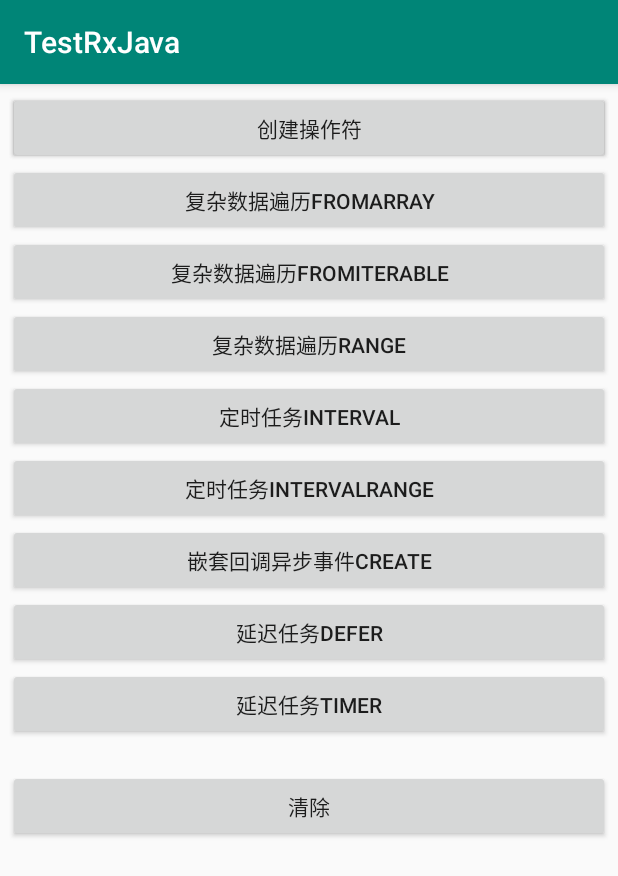
After one commit to zzyycobra1234/TryRxJava, an Android app: the fragment CreateOperatorFragment placed in its activity, on a phone screen of 412 x 824 dp. The commit adds this screen. Shown: the top 876 px of the screen. Run offline under Robolectric (Android 15) with nearby library versions, the phone set to English and light mode, and no system bars; libraries missing offline, so code that uses them is left out: com.jakewharton.rxbinding3; 1 statement that could not run was skipped.

Commit message:
增加Ui

```diff
--- a/app/src/main/java/per/zkingcobra/demo/testrxjava/MainActivity.kt
+++ b/app/src/main/java/per/zkingcobra/demo/testrxjava/MainActivity.kt
@@ -2,17 +2,35 @@ package per.zkingcobra.demo.testrxjava
 
 import androidx.appcompat.app.AppCompatActivity
 import android.os.Bundle
-import io.reactivex.subjects.PublishSubject
+import android.util.Log
+import per.zkingcobra.demo.testrxjava.R.layout
 
 class MainActivity : AppCompatActivity() {
 
-
-    val subject= PublishSubject.create<String>()
+    override fun onCreate(savedInstanceState: Bundle?) {
+        super.onCreate(savedInstanceState)
+        setContentView(layout.activity_main)
 
 
-    override fun onCreate(savedInstanceState: Bundle?) {
-        super.onCreate(savedInstanceState)
-        setContentView(R.layout.activity_main)
+        Log.e("TAG", "supportFragmentManager.fragments " + supportFragmentManager.fragments.size)
 
+        var mainFragment = supportFragmentManager.findFragmentById(android.R.id.content)
+
+        if (mainFragment == null) {
+            mainFragment = MainFragment.newInstance()
+            UIUtils.addFragmentToActivity(supportFragmentManager, mainFragment)
+        }
+
+        Log.e("TAG", "supportFragmentManager.fragments " + supportFragmentManager.fragments.size)
+    }
+
+    override fun onBackPressed() {
+
+        val size = supportFragmentManager.fragments.size
+        val transaction = supportFragmentManager.beginTransaction()
+        if (size > 1) {
+            transaction.remove(supportFragmentManager.fragments[size - 1])
+            transaction.commit()
+        } else super.onBackPressed()
     }
 }
--- /dev/null
+++ b/app/src/main/java/per/zkingcobra/demo/testrxjava/MainFragment.kt
@@ -0,0 +1,34 @@
+package per.zkingcobra.demo.testrxjava
+
+import com.jakewharton.rxbinding3.view.clicks
+import kotlinx.android.synthetic.main.fragment_main.*
+import per.zkingcobra.demo.testrxjava.base.BaseFragment
+import per.zkingcobra.demo.testrxjava.createOperator.CreateOperatorFragment
+
+class MainFragment : BaseFragment() {
+
+    override fun layoutId(): Int = R.layout.fragment_main
+
+    override fun initData() {
+
+
+        createOperatorButton.clicks().doOnNext {
+            UIUtils.addFragmentToActivity(
+                activity!!.supportFragmentManager,
+                CreateOperatorFragment.newInstance()
+            )
+        }.subscribe()
+
+
+
+
+
+    }
+
+    companion object {
+
+        fun newInstance(): MainFragment {
+            return MainFragment()
+        }
+    }
+}
--- /dev/null
+++ b/app/src/main/java/per/zkingcobra/demo/testrxjava/UIUtils.kt
@@ -0,0 +1,28 @@
+package per.zkingcobra.demo.testrxjava
+
+import androidx.fragment.app.Fragment
+import androidx.fragment.app.FragmentManager
+
+object UIUtils {
+
+    /**
+     * The `fragment` is added to the container view with id `frameId`. The operation is
+     * performed by the `fragmentManager`.
+     */
+    fun addFragmentToActivity(fragmentManager: FragmentManager, fragment: Fragment) {
+        val transaction = fragmentManager.beginTransaction()
+        transaction.add(android.R.id.content, fragment)
+        transaction.commit()
+    }
+
+    fun replaceFragmentToFragment(fragmentManager: FragmentManager, fragment: Fragment) {
+        val transaction = fragmentManager.beginTransaction()
+        transaction.replace(android.R.id.content, fragment)
+        transaction.commit()
+    }
+
+    fun removeFragment(fragmentManager: FragmentManager) {
+        val size = fragmentManager.fragments.size
+        if (size > 0) fragmentManager.beginTransaction().remove(fragmentManager.fragments[size - 1])
+    }
+}
--- /dev/null
+++ b/app/src/main/java/per/zkingcobra/demo/testrxjava/base/BaseFragment.kt
@@ -0,0 +1,28 @@
+package per.zkingcobra.demo.testrxjava.base
+
+import android.os.Bundle
+import android.view.LayoutInflater
+import android.view.View
+import android.view.ViewGroup
+import androidx.fragment.app.Fragment
+
+abstract class BaseFragment :Fragment(){
+    protected var mRootView: View? = null
+
+
+    override fun onCreateView(inflater: LayoutInflater, container: ViewGroup?, savedInstanceState: Bundle?): View? {
+        mRootView = inflater.inflate(layoutId(), container, false)
+        return mRootView
+    }
+
+    override fun onActivityCreated(savedInstanceState: Bundle?) {
+        super.onActivityCreated(savedInstanceState)
+        initData()
+    }
+
+    abstract fun initData()
+
+    abstract fun layoutId(): Int
+
+
+}
--- /dev/null
+++ b/app/src/main/java/per/zkingcobra/demo/testrxjava/createOperator/CreateOperatorFragment.kt
@@ -0,0 +1,26 @@
+package per.zkingcobra.demo.testrxjava.createOperator
+
+import android.util.Log
+import per.zkingcobra.demo.testrxjava.MainFragment
+import per.zkingcobra.demo.testrxjava.R
+import per.zkingcobra.demo.testrxjava.base.BaseFragment
+
+class CreateOperatorFragment : BaseFragment() {
+
+
+    override fun layoutId(): Int = R.layout.fragment_create_operator
+
+
+
+    override fun initData() {
+
+    }
+
+    companion object {
+
+        fun newInstance(): CreateOperatorFragment {
+            return CreateOperatorFragment()
+        }
+    }
+
+}
--- a/app/src/main/res/layout/activity_main.xml
+++ b/app/src/main/res/layout/activity_main.xml
@@ -1,21 +1,12 @@
 <?xml version="1.0" encoding="utf-8"?>
-<LinearLayout
-    xmlns:android="http://schemas.android.com/apk/res/android"
-    xmlns:app="http://schemas.android.com/apk/res-auto"
+<FrameLayout xmlns:android="http://schemas.android.com/apk/res/android"
     xmlns:tools="http://schemas.android.com/tools"
+    android:id="@+id/contentFrameLayout"
     android:layout_width="match_parent"
     android:layout_height="match_parent"
-    tools:context=".MainActivity"
     >
 
-  <TextView
-      android:layout_width="wrap_content"
-      android:layout_height="wrap_content"
-      android:text="Hello World!"
-      app:layout_constraintBottom_toBottomOf="parent"
-      app:layout_constraintLeft_toLeftOf="parent"
-      app:layout_constraintRight_toRightOf="parent"
-      app:layout_constraintTop_toTopOf="parent"
-      />
 
-</LinearLayout>
+
+
+</FrameLayout>
--- /dev/null
+++ b/app/src/main/res/layout/fragment_create_operator.xml
@@ -0,0 +1,89 @@
+<?xml version="1.0" encoding="utf-8"?>
+<LinearLayout
+    xmlns:android="http://schemas.android.com/apk/res/android"
+    xmlns:app="http://schemas.android.com/apk/res-auto"
+    android:layout_width="match_parent"
+    android:layout_height="match_parent"
+    android:orientation="vertical"
+    android:padding="5dp"
+    >
+
+  <Button
+      android:id="@+id/just"
+      android:layout_width="match_parent"
+      android:layout_height="wrap_content"
+      android:text="just"
+      />
+  <Button
+      android:id="@+id/fromArray"
+      android:layout_width="match_parent"
+      android:layout_height="wrap_content"
+      android:text="复杂数据遍历fromArray"
+      />
+
+  <Button
+      android:id="@+id/fromIterable"
+      android:layout_width="match_parent"
+      android:layout_height="wrap_content"
+      android:text="复杂数据遍历fromIterable"
+      />
+
+  <Button
+      android:id="@+id/range"
+      android:layout_width="match_parent"
+      android:layout_height="wrap_content"
+      android:text="复杂数据遍历range"
+      />
+
+  <Button
+      android:id="@+id/interval"
+      android:layout_width="match_parent"
+      android:layout_height="wrap_content"
+      android:text="定时任务interval"
+      />
+
+
+  <Button
+      android:id="@+id/intervalRange"
+      android:layout_width="match_parent"
+      android:layout_height="wrap_content"
+      android:text="定时任务intervalRange"
+      />
+
+  <Button
+      android:id="@+id/create"
+      android:layout_width="match_parent"
+      android:layout_height="wrap_content"
+      android:text="嵌套回调异步事件create"
+      />
+
+  <Button
+      android:id="@+id/defer"
+      android:layout_width="match_parent"
+      android:layout_height="wrap_content"
+      android:text="延迟任务defer"
+      />
+  <Button
+      android:id="@+id/timer"
+      android:layout_width="match_parent"
+      android:layout_height="wrap_content"
+      android:text="延迟任务timer"
+      />
+
+
+  <Button
+      android:id="@+id/clear"
+      android:layout_width="match_parent"
+      android:layout_height="wrap_content"
+      android:layout_marginTop="20dp"
+      android:text="清除"
+      />
+
+  <TextView
+      android:id="@+id/showContent"
+      android:layout_width="match_parent"
+      android:layout_height="wrap_content"
+      />
+
+
+</LinearLayout>
--- /dev/null
+++ b/app/src/main/res/layout/fragment_main.xml
@@ -0,0 +1,24 @@
+<?xml version="1.0" encoding="utf-8"?>
+
+<ScrollView xmlns:android="http://schemas.android.com/apk/res/android"
+    xmlns:tools="http://schemas.android.com/tools"
+    android:layout_width="match_parent"
+    android:layout_height="match_parent"
+    tools:context=".MainActivity"
+
+    >
+  <LinearLayout
+      xmlns:app="http://schemas.android.com/apk/res-auto"
+      android:layout_width="match_parent"
+      android:layout_height="wrap_content"
+      android:padding="5dp"
+      >
+
+    <Button
+        android:id="@+id/createOperatorButton"
+        android:layout_width="match_parent"
+        android:layout_height="wrap_content"
+        android:text="创建操作符"
+        />
+  </LinearLayout>
+</ScrollView>
```
Also changed, not shown: app/build.gradle (+15 -7 lines).
